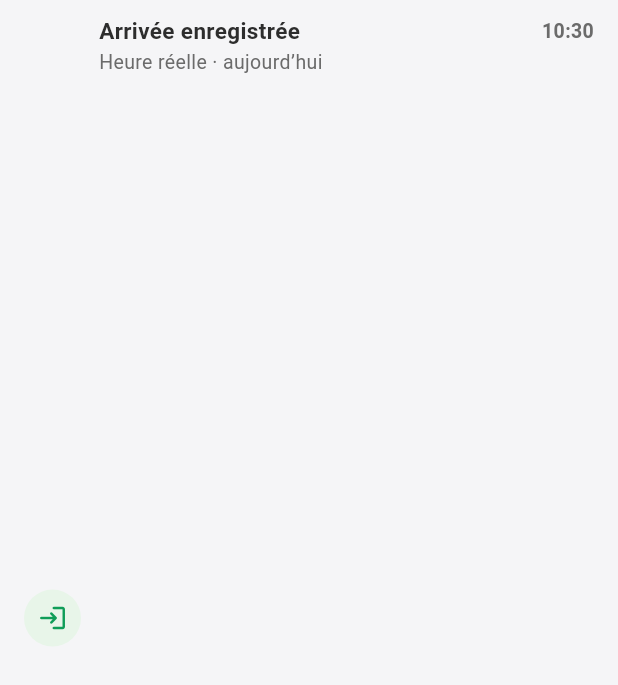
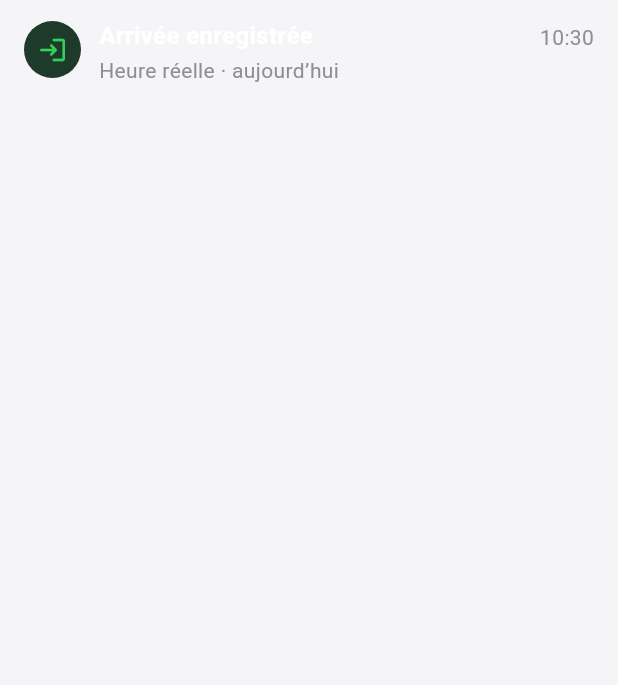
Before and after one commit to Modou1ngom/CofiPointe, a Flutter app: the NotificationTile widget shown alone on an empty page, opened directly with empty values, on a phone screen of 412 x 824 dp. Shown: the top 685 px of the screen. Run offline on Flutter 3.47's test engine with Material 3 defaults, Android fonts, the phone set to English and light mode, and no system bars; our stand-ins replace connectivity_plus, device_info_plus, dio, equatable, firebase_core, firebase_messaging and 9 more; missing offline and left inert: encrypt, mobile_scanner; accounts and stored records are empty; network calls fail.

Commit message:
Ajuste le design notifications sur la maquette sombre.
Co-authored-by: Cursor <cursoragent@cursor.com>

```diff
--- a/lib/features/notifications/presentation/widgets/notification_tile.dart
+++ b/lib/features/notifications/presentation/widgets/notification_tile.dart
@@ -1,10 +1,31 @@
 import 'package:flutter/material.dart';
+import 'package:flutter/services.dart';
 
-import '../../../../core/constants/app_colors.dart';
 import '../../../../core/constants/app_spacing.dart';
 import '../../data/models/notification_model.dart';
 
-/// Ligne de notification compacte (icône contextuelle + titre/heure + sous-titre).
+/// Palette écran notifications (alignée sur la maquette sombre).
+abstract final class _NotifColors {
+  static const background = Color(0xFF1C1C1E);
+  static const surface = Color(0xFF1C1C1E);
+  static const title = Color(0xFFFFFFFF);
+  static const secondary = Color(0xFF8E8E93);
+  static const divider = Color(0xFF2C2C2E);
+
+  static const arrivalBg = Color(0xFF1E3A2A);
+  static const arrivalFg = Color(0xFF30D158);
+
+  static const departureBg = Color(0xFF1A2F4A);
+  static const departureFg = Color(0xFF64D2FF);
+
+  static const adjustedBg = Color(0xFF3A2A12);
+  static const adjustedFg = Color(0xFFFF9F0A);
+
+  static const otherBg = Color(0xFF2C2C2E);
+  static const otherFg = Color(0xFFAEAEB2);
+}
+
+/// Ligne de notification — maquette : icône ronde + titre/heure + sous-titre.
 class NotificationTile extends StatelessWidget {
   const NotificationTile({
     super.key,
@@ -17,19 +38,23 @@ class NotificationTile extends StatelessWidget {
   Widget build(BuildContext context) {
     final p = item.presentation;
     final visual = _visualFor(p);
-    final titleWeight = item.read ? FontWeight.w500 : FontWeight.w700;
 
     return Padding(
       padding: const EdgeInsets.symmetric(
         horizontal: AppSpacing.md,
-        vertical: 12,
+        vertical: 14,
       ),
       child: Row(
-        crossAxisAlignment: CrossAxisAlignment.center,
+        crossAxisAlignment: CrossAxisAlignment.start,
         children: [
-          CircleAvatar(
-            radius: 19,
-            backgroundColor: visual.background,
+          Container(
+            width: 38,
+            height: 38,
+            decoration: BoxDecoration(
+              color: visual.background,
+              shape: BoxShape.circle,
+            ),
+            alignment: Alignment.center,
             child: Icon(
               visual.icon,
               size: 20,
@@ -42,6 +67,8 @@ class NotificationTile extends StatelessWidget {
               crossAxisAlignment: CrossAxisAlignment.start,
               children: [
                 Row(
+                  crossAxisAlignment: CrossAxisAlignment.baseline,
+                  textBaseline: TextBaseline.alphabetic,
                   children: [
                     Expanded(
                       child: Text(
@@ -49,21 +76,22 @@ class NotificationTile extends StatelessWidget {
                         maxLines: 1,
                         overflow: TextOverflow.ellipsis,
                         style: TextStyle(
-                          fontSize: 15,
-                          fontWeight: titleWeight,
-                          color: AppColors.textPrimaryLight,
-                          height: 1.2,
+                          fontSize: 16,
+                          fontWeight:
+                              item.read ? FontWeight.w500 : FontWeight.w600,
+                          color: _NotifColors.title,
+                          height: 1.25,
                         ),
                       ),
                     ),
-                    const SizedBox(width: 8),
+                    const SizedBox(width: 10),
                     Text(
                       p.timeLabel,
                       style: const TextStyle(
-                        fontSize: 13,
-                        fontWeight: FontWeight.w600,
-                        color: AppColors.textSecondaryLight,
-                        height: 1.2,
+                        fontSize: 14,
+                        fontWeight: FontWeight.w400,
+                        color: _NotifColors.secondary,
+                        height: 1.25,
                       ),
                     ),
                   ],
@@ -74,10 +102,10 @@ class NotificationTile extends StatelessWidget {
                   maxLines: 1,
                   overflow: TextOverflow.ellipsis,
                   style: const TextStyle(
-                    fontSize: 13,
+                    fontSize: 14,
                     fontWeight: FontWeight.w400,
-                    color: AppColors.textSecondaryLight,
-                    height: 1.2,
+                    color: _NotifColors.secondary,
+                    height: 1.25,
                   ),
                 ),
               ],
@@ -94,33 +122,33 @@ class NotificationTile extends StatelessWidget {
         if (p.adjusted) {
           return const _NotificationVisual(
             icon: Icons.login_rounded,
-            background: Color(0xFFFFF3E0),
-            foreground: AppColors.warning,
+            background: _NotifColors.adjustedBg,
+            foreground: _NotifColors.adjustedFg,
           );
         }
         return const _NotificationVisual(
           icon: Icons.login_rounded,
-          background: Color(0xFFE8F5E9),
-          foreground: AppColors.success,
+          background: _NotifColors.arrivalBg,
+          foreground: _NotifColors.arrivalFg,
         );
       case NotificationPunchKind.departure:
         if (p.adjusted) {
           return const _NotificationVisual(
             icon: Icons.logout_rounded,
-            background: Color(0xFFFFF3E0),
-            foreground: AppColors.warning,
+            background: _NotifColors.adjustedBg,
+            foreground: _NotifColors.adjustedFg,
           );
         }
         return const _NotificationVisual(
           icon: Icons.logout_rounded,
-          background: Color(0xFFE3F2FD),
-          foreground: Color(0xFF1565C0),
+          background: _NotifColors.departureBg,
+          foreground: _NotifColors.departureFg,
         );
       case NotificationPunchKind.other:
         return const _NotificationVisual(
           icon: Icons.notifications_none_rounded,
-          background: Color(0xFFF0F0F2),
-          foreground: AppColors.charcoal,
+          background: _NotifColors.otherBg,
+          foreground: _NotifColors.otherFg,
         );
     }
   }
@@ -137,3 +165,14 @@ class _NotificationVisual {
   final Color background;
   final Color foreground;
 }
+
+/// Couleurs exposées pour l’écran parent.
+abstract final class NotificationScreenStyle {
+  static const background = _NotifColors.background;
+  static const surface = _NotifColors.surface;
+  static const divider = _NotifColors.divider;
+  static const secondary = _NotifColors.secondary;
+  static const title = _NotifColors.title;
+
+  static const systemOverlay = SystemUiOverlayStyle.light;
+}
```
Also changed, not shown: lib/features/notifications/presentation/screens/notifications_screen.dart (+37 -18 lines).
